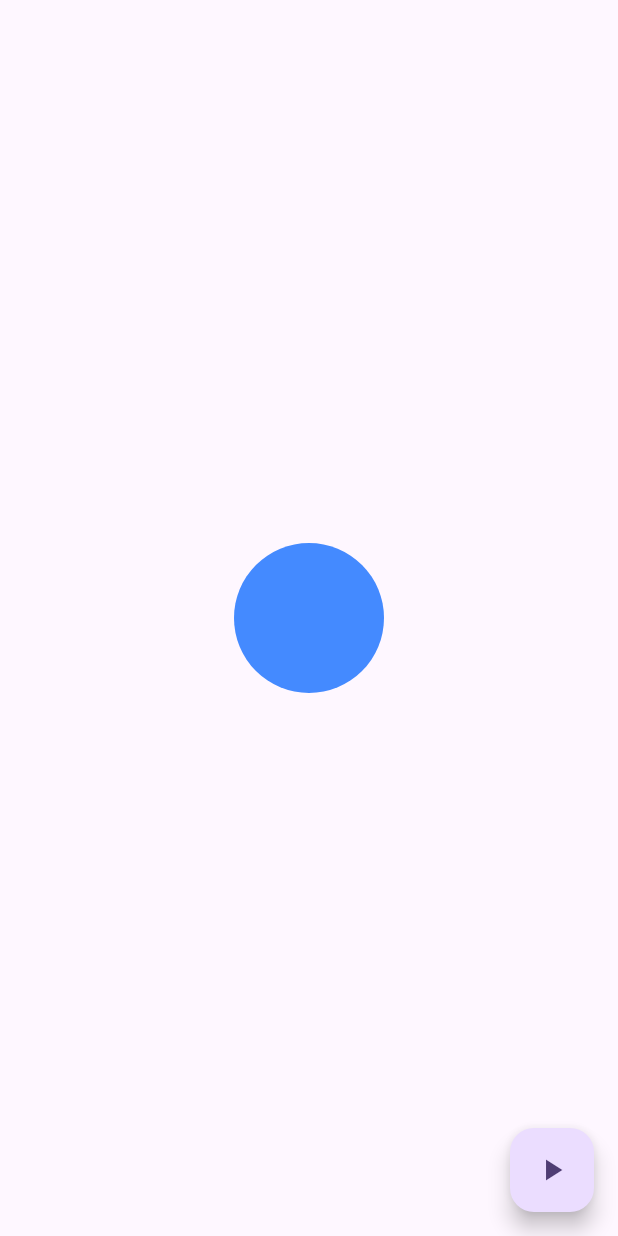
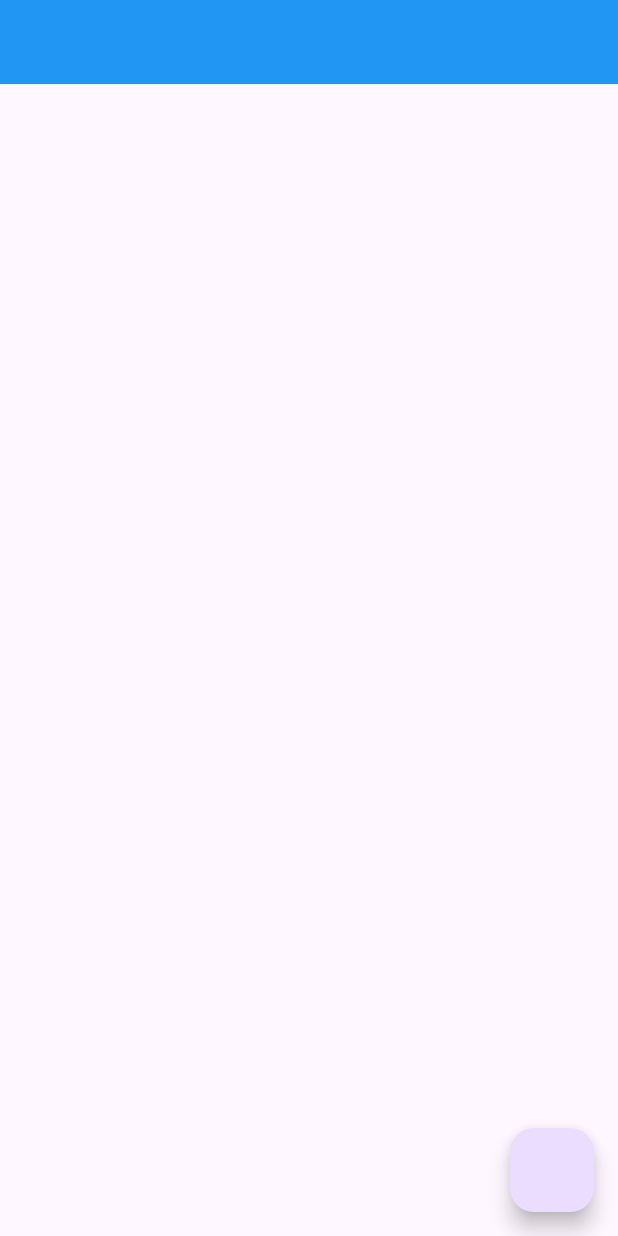
Before and after one commit to rodrigocc/respira_acao, a Flutter app: the screen it shows after launch, on a phone screen of 412 x 824 dp. Run offline on Flutter 3.47's test engine with Material 2 defaults, Android fonts, the phone set to English and light mode, and no system bars.

Commit message:
Primeiro Commit do Projeto Respira_acao

```diff
--- /dev/null
+++ b/lib/features/animacao_na_mao.dart
@@ -0,0 +1,88 @@
+import 'package:flutter/material.dart';
+
+class BreathingComponent extends StatefulWidget {
+  const BreathingComponent({super.key});
+
+  @override
+  _BreathingComponentState createState() => _BreathingComponentState();
+}
+
+class _BreathingComponentState extends State<BreathingComponent>
+    with SingleTickerProviderStateMixin {
+  late AnimationController _controller;
+  late Animation<double> _animation;
+
+  bool _breathExerciseStatus = false;
+
+  @override
+  void initState() {
+    super.initState();
+
+    // Create the animation controller
+    _controller = AnimationController(
+      duration: const Duration(seconds: 4),
+      vsync: this,
+    );
+
+    // Define the animation
+    _animation = Tween<double>(begin: 0, end: 1).animate(_controller);
+
+    // Start the animation
+  }
+
+  @override
+  void dispose() {
+    // Dispose the animation controller to free up resources
+    _controller.dispose();
+    super.dispose();
+  }
+
+  @override
+  Widget build(BuildContext context) {
+    return Scaffold(
+      appBar: AppBar(
+        backgroundColor: Colors.blue,
+      ),
+      floatingActionButton: FloatingActionButton(
+          onPressed: _breathExerciseStatus ? _stopBreath : _startBreath),
+      body: Column(
+        mainAxisAlignment: MainAxisAlignment.center,
+        children: [
+          AnimatedBuilder(
+            animation: _animation,
+            builder: (BuildContext context, Widget? child) {
+              return Center(
+                child: Container(
+                  decoration: BoxDecoration(
+                      color: Colors.blue,
+                      borderRadius: BorderRadius.circular(100)),
+                  // Use the animation value to control the properties of the container
+                  width: _animation.value * 150,
+                  height: _animation.value * 150,
+                ),
+              );
+            },
+          ),
+        ],
+      ),
+    );
+  }
+
+  void _startBreath() {
+    setState(() {
+      _breathExerciseStatus = true;
+
+      _controller.repeat(reverse: true);
+      Future.delayed(const Duration(seconds: 40), () {
+        _controller.stop();
+      });
+    });
+  }
+
+  void _stopBreath() {
+    setState(() {
+      _breathExerciseStatus = false;
+      _controller.stop();
+    });
+  }
+}
--- /dev/null
+++ b/lib/my_app.dart
@@ -0,0 +1,19 @@
+import 'package:flutter/material.dart';
+
+import 'features/animacao_na_mao.dart';
+
+class MyApp extends StatelessWidget {
+  const MyApp({super.key});
+
+  @override
+  Widget build(BuildContext context) {
+    return MaterialApp(
+      title: 'Flutter Demo',
+      theme: ThemeData(
+        colorScheme: ColorScheme.fromSeed(seedColor: Colors.deepPurple),
+        useMaterial3: true,
+      ),
+      home: const BreathingComponent(),
+    );
+  }
+}
--- a/pubspec.yaml
+++ b/pubspec.yaml
@@ -19,7 +19,7 @@ publish_to: 'none' # Remove this line if you wish to publish to pub.dev
 version: 1.0.0+1
 
 environment:
-  sdk: '>=3.0.1 <4.0.0'
+  sdk: ">=2.17.0 <3.0.0"
 
 # Dependencies specify other packages that your package needs in order to work.
 # To automatically upgrade your package dependencies to the latest versions
```
Also changed, not shown: lib/features/animation_example.dart (added, +87 -0 lines), lib/home_page.dart (+10 -6 lines), lib/main.dart (+2 -65 lines), pubspec.lock, 1 other file.
